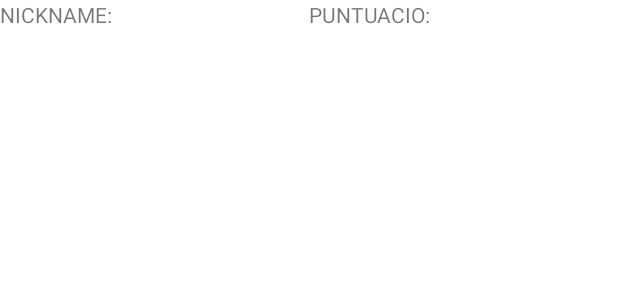
After one commit to TCMAndroid2022/assigment2-Grup10, an Android app: the layout activity_ranking_info.xml on its own in the app's theme, with its tools: preview values and no code run, on a phone screen of 412 x 824 dp. The commit adds this screen. Shown: the top 300 px of the screen. Run offline under Robolectric (Android 15) with nearby library versions, the phone set to English and light mode, and no system bars.

Commit message:
commit 47

```diff
--- /dev/null
+++ b/app/src/main/res/layout/activity_ranking_info.xml
@@ -0,0 +1,41 @@
+<?xml version="1.0" encoding="utf-8"?>
+<ScrollView xmlns:android="http://schemas.android.com/apk/res/android"
+    xmlns:app="http://schemas.android.com/apk/res-auto"
+    xmlns:tools="http://schemas.android.com/tools"
+    android:layout_width="match_parent"
+    android:layout_height="match_parent"
+    tools:context=".RankingInfo">
+
+    <LinearLayout
+        android:layout_width="match_parent"
+        android:layout_height="wrap_content"
+        android:orientation="vertical">
+
+        <LinearLayout
+            android:layout_width="match_parent"
+            android:layout_height="match_parent"
+            android:orientation="horizontal">
+
+            <TextView
+                android:id="@+id/info_nickname"
+                android:layout_width="0dp"
+                android:layout_height="wrap_content"
+                android:layout_weight="1"
+                android:text="NICKNAME: " />
+
+            <TextView
+                android:id="@+id/info_puntuacio"
+                android:layout_width="0dp"
+                android:layout_height="wrap_content"
+                android:layout_weight="1"
+                android:text="PUNTUACIO: " />
+
+        </LinearLayout>
+
+        <androidx.recyclerview.widget.RecyclerView
+            android:id="@+id/info_recycleView"
+            android:layout_width="match_parent"
+            android:layout_height="match_parent" />
+
+    </LinearLayout>
+</ScrollView>
--- a/app/src/main/res/layout/row.xml
+++ b/app/src/main/res/layout/row.xml
@@ -21,7 +21,7 @@
         android:padding="10dp" />
 
     <ImageButton
-        android:id="@+id/button"
+        android:id="@+id/btn_info"
         android:layout_width="0dp"
         android:layout_height="match_parent"
         android:layout_gravity="center"
```
Also changed, not shown: app/src/main/AndroidManifest.xml (+8 -6 lines), app/src/main/java/cat/tecnocampus/mobileapps/practica2/LluisBoschNadal/IvanCarolNavas/MaricelNavarroSagarra/PlayerAdapter.java (+23 -3 lines), app/src/main/java/cat/tecnocampus/mobileapps/practica2/LluisBoschNadal/IvanCarolNavas/MaricelNavarroSagarra/PlayerInfoAdapter.java (added, +50 -0 lines), app/src/main/java/cat/tecnocampus/mobileapps/practica2/LluisBoschNadal/IvanCarolNavas/MaricelNavarroSagarra/Ranking.java (+15 -12 lines), app/src/main/java/cat/tecnocampus/mobileapps/practica2/LluisBoschNadal/IvanCarolNavas/MaricelNavarroSagarra/RankingInfo.java (added, +78 -0 lines), app/src/main/res/layout/row_info.xml (added, +33 -0 lines).
